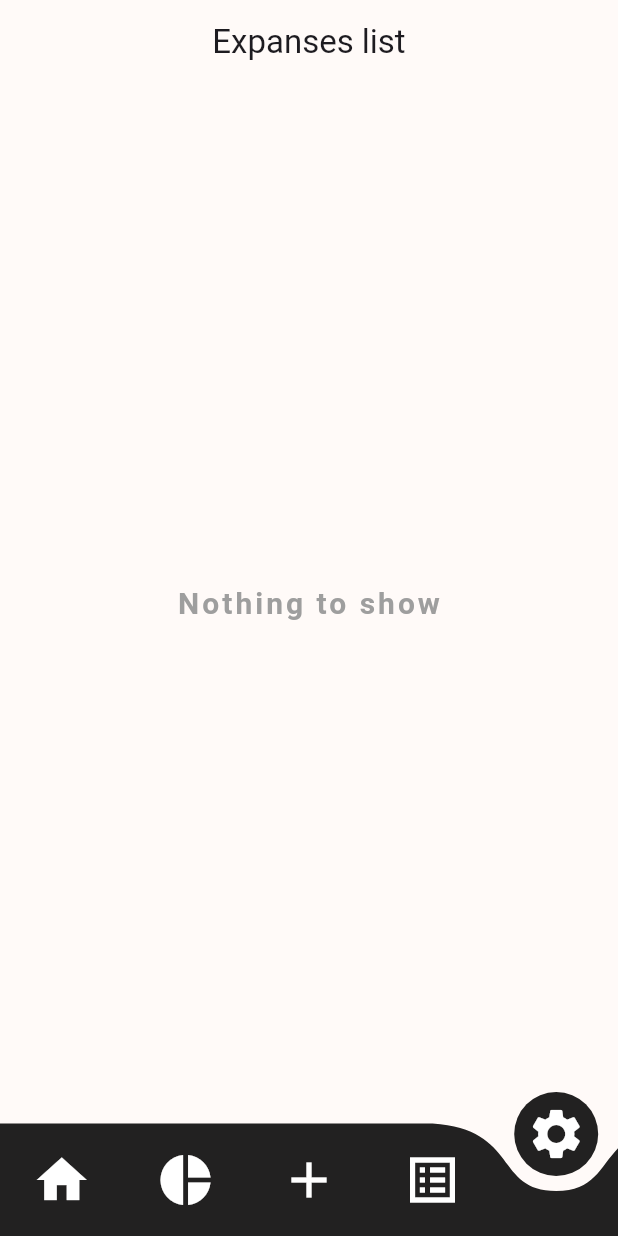
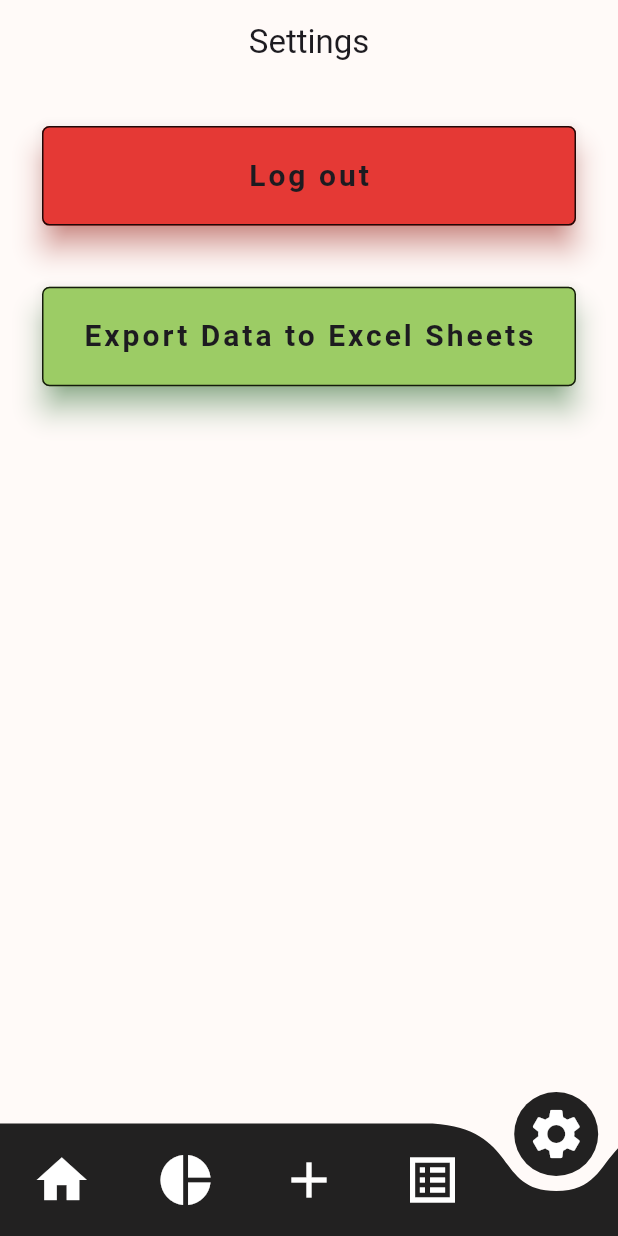
Before and after one commit to ZainR10/expanse_tracker_flutter, a Flutter app: the ExpanseListView screen opened by its route, item 5 of the bottom bar chosen, on a phone screen of 412 x 824 dp. Run offline on Flutter 3.47's test engine with Material 3 defaults, Android fonts, the phone set to English and light mode, and no system bars; drawn by our look-alikes of curved_navigation_bar; our stand-ins replace cloud_firestore, firebase_auth, firebase_core, fl_chart, flutter_slidable; accounts and stored records are empty.

Commit message:
added firebase firestore configurations to store and fetch data

```diff
--- a/lib/View_Models/expanse_&_balance_class.dart
+++ /dev/null
@@ -1,26 +0,0 @@
-import 'package:flutter/material.dart';
-
-class Balance {
-  final double balanceAmount;
-
-  Balance({required this.balanceAmount});
-}
-
-class Expanses {
-  final String title;
-  final String description;
-  final double amount;
-  final DateTime startDate;
-
-  Expanses({
-    required this.title,
-    required this.description,
-    required this.amount,
-    required this.startDate,
-  });
-
-  @override
-  String toString() {
-    return 'Expanses(title: $title, description: $description, amount: $amount, startDate: $startDate, )';
-  }
-}
--- /dev/null
+++ b/lib/models/expanse_&_balance_class.dart
@@ -0,0 +1,63 @@
+import 'package:cloud_firestore/cloud_firestore.dart';
+
+class Balance {
+  final double balanceAmount;
+
+  Balance({required this.balanceAmount});
+
+  Map<String, dynamic> toFirestore() {
+    return {
+      'balanceAmount': balanceAmount,
+    };
+  }
+
+  static Balance fromFirestore(Map<String, dynamic> data) {
+    final balanceAmount = data['balanceAmount'];
+    return Balance(
+      balanceAmount:
+          balanceAmount is int ? balanceAmount.toDouble() : balanceAmount,
+    );
+  }
+}
+
+class Expanses {
+  final String id; // Firestore document ID
+  final String title;
+  final String description;
+  final double amount;
+  final DateTime startDate;
+
+  Expanses({
+    this.id = '', // default to empty string, can be set later
+    required this.title,
+    required this.description,
+    required this.amount,
+    required this.startDate,
+  });
+
+  Map<String, dynamic> toFirestore() {
+    return {
+      'title': title,
+      'description': description,
+      'amount': amount,
+      'startDate': startDate.toIso8601String(),
+    };
+  }
+
+  static Expanses fromFirestore(DocumentSnapshot doc) {
+    final data = doc.data() as Map<String, dynamic>;
+    final amount = data['amount'];
+    return Expanses(
+      id: doc.id,
+      title: data['title'],
+      description: data['description'],
+      amount: amount is int ? amount.toDouble() : amount,
+      startDate: DateTime.parse(data['startDate']),
+    );
+  }
+
+  @override
+  String toString() {
+    return 'Expanses(title: $title, description: $description, amount: $amount, startDate: $startDate)';
+  }
+}
--- a/lib/res/components/balance_dialogbox.dart
+++ b/lib/res/components/balance_dialogbox.dart
@@ -1,4 +1,4 @@
-import 'package:expanse_tracker_flutter/View_Models/expanse_&_balance_class.dart';
+import 'package:expanse_tracker_flutter/models/expanse_&_balance_class.dart';
 import 'package:expanse_tracker_flutter/utils/routes/routes_name.dart';
 import 'package:flutter/material.dart';
 
--- a/lib/res/components/dialogbox.dart
+++ b/lib/res/components/dialogbox.dart
@@ -1,5 +1,5 @@
 import 'package:flutter/material.dart';
-import 'package:expanse_tracker_flutter/View_Models/expanse_&_balance_class.dart';
+import 'package:expanse_tracker_flutter/models/expanse_&_balance_class.dart';
 import 'package:expanse_tracker_flutter/res/components/custom_button.dart';
 import 'package:expanse_tracker_flutter/utils/routes/routes_name.dart';
 import 'package:intl/intl.dart';
--- a/lib/res/components/list_tile_builder.dart
+++ b/lib/res/components/list_tile_builder.dart
@@ -1,5 +1,5 @@
 import 'package:flutter/material.dart';
-import 'package:expanse_tracker_flutter/View_Models/expanse_&_balance_class.dart';
+import 'package:expanse_tracker_flutter/models/expanse_&_balance_class.dart';
 import 'package:provider/provider.dart';
 import 'package:flutter_slidable/flutter_slidable.dart';
 import 'package:expanse_tracker_flutter/View_Models/expanse_provider.dart';
@@ -28,8 +28,7 @@ class _ListTileBuilderState extends State<ListTileBuilder> {
 
   @override
   Widget build(BuildContext context) {
-    return Expanded(
-      child: widget.expenses.isEmpty
+    return widget.expenses.isEmpty
         ? const Center(
             child: Text(
               'Nothing to show',
@@ -58,8 +57,7 @@ class _ListTileBuilderState extends State<ListTileBuilder> {
                     SlidableAction(
                       borderRadius: const BorderRadius.horizontal(
                           left: Radius.circular(10)),
-                        onPressed: (context) =>
-                            _deleteExpense(context, expense),
+                      onPressed: (context) => _deleteExpense(context, expense),
                       backgroundColor: const Color(0xFFFE4A49),
                       foregroundColor: Colors.white,
                       icon: Icons.delete,
@@ -110,7 +108,6 @@ class _ListTileBuilderState extends State<ListTileBuilder> {
                 ),
               );
             },
-            ),
           );
   }
 }
--- a/lib/utils/routes/routes.dart
+++ b/lib/utils/routes/routes.dart
@@ -7,6 +7,7 @@ import 'package:expanse_tracker_flutter/view/authentication_view/phone_field_vie
 import 'package:expanse_tracker_flutter/view/authentication_view/signup_view.dart';
 import 'package:expanse_tracker_flutter/view/authentication_view/splash_view.dart';
 import 'package:expanse_tracker_flutter/view/authentication_view/varification_code_view.dart';
+import 'package:expanse_tracker_flutter/view/settings.dart';
 import 'package:flutter/material.dart';
 
 class Routes {
@@ -38,6 +39,10 @@ class Routes {
       case RoutesName.expanseListView:
         return MaterialPageRoute(
             builder: (BuildContext context) => const ExpanseListView());
+
+      case RoutesName.settingsView:
+        return MaterialPageRoute(
+            builder: (BuildContext context) => const SettingsView());
       case RoutesName.verificationCodeView:
         final args = settings.arguments;
         if (args is VerificationCodeViewArguments) {
--- a/lib/utils/routes/routes_name.dart
+++ b/lib/utils/routes/routes_name.dart
@@ -7,4 +7,5 @@ class RoutesName {
   static const String verificationCodeView = 'phone_field_view';
   static const String expanseListView = 'expanse_list_view';
   static const String analyticsView = 'analytics';
+  static const String settingsView = 'settings';
 }
--- a/lib/view/analytics.dart
+++ b/lib/view/analytics.dart
@@ -1,4 +1,4 @@
-import 'package:expanse_tracker_flutter/View_Models/expanse_&_balance_class.dart';
+import 'package:expanse_tracker_flutter/models/expanse_&_balance_class.dart';
 import 'package:expanse_tracker_flutter/res/components/custom_nav_bar.dart';
 import 'package:expanse_tracker_flutter/utils/routes/routes_name.dart';
 import 'package:fl_chart/fl_chart.dart';
@@ -44,7 +44,7 @@ class _ExpensePieChartState extends State<ExpensePieChart> {
             Navigator.pushNamed(context, RoutesName.expanseListView);
             break;
           case 4:
-            // Navigate to Settings Screen
+            Navigator.pushNamed(context, RoutesName.settingsView);
             break;
         }
       });
--- a/lib/view/expanse_list_view.dart
+++ b/lib/view/expanse_list_view.dart
@@ -39,11 +39,10 @@ class _ExpanseListViewState extends State<ExpanseListView> {
           break;
         case 4:
           // Navigate to Settings Screen
+          Navigator.pushNamed(context, RoutesName.settingsView);
 
           break;
       }
-      // Add your navigation logic here
-      // For example, you can use a switch statement to navigate to different screens
     });
   }
 
--- /dev/null
+++ b/lib/view/settings.dart
@@ -0,0 +1,129 @@
+import 'package:expanse_tracker_flutter/res/components/custom_nav_bar.dart';
+import 'package:expanse_tracker_flutter/utils/general_utils.dart';
+import 'package:expanse_tracker_flutter/utils/routes/routes_name.dart';
+import 'package:firebase_auth/firebase_auth.dart';
+import 'package:firebase_core/firebase_core.dart';
+import 'package:flutter/material.dart';
+
+class SettingsView extends StatefulWidget {
+  const SettingsView({super.key});
+
+  @override
+  State<SettingsView> createState() => _SettingsViewState();
+}
+
+class _SettingsViewState extends State<SettingsView> {
+  int _selectedIndex = 4;
+
+  void _onItemTapped(int index) {
+    switch (index) {
+      case 0:
+        Navigator.pushNamed(context, RoutesName.homeView);
+        break;
+      case 1:
+        Navigator.pushNamed(context, RoutesName.analyticsView);
+        break;
+      case 2:
+        break;
+      case 3:
+        Navigator.pushNamed(context, RoutesName.expanseListView);
+        break;
+      case 4:
+        Navigator.pushNamed(context, RoutesName.settingsView);
+
+        break;
+    }
+  }
+
+  @override
+  Widget build(BuildContext context) {
+    final auth = FirebaseAuth.instance;
+    final height = MediaQuery.of(context).size.height * 1;
+    final width = MediaQuery.of(context).size.width * 1;
+    return Scaffold(
+      appBar: AppBar(
+        centerTitle: true,
+        backgroundColor: Colors.transparent,
+        automaticallyImplyLeading: false,
+        title: const Text('Settings'),
+      ),
+      bottomNavigationBar: CustomBottomNavBar(
+        selectedIndex: _selectedIndex,
+        onItemTapped: (int index) {
+          setState(() {
+            _selectedIndex = index;
+          });
+          _onItemTapped(index);
+        },
+      ),
+      body: Padding(
+        padding: EdgeInsets.all(20),
+        child: Column(
+          children: [
+            Container(
+              width: width * 1,
+              height: height * .10,
+              child: InkWell(
+                onTap: () {
+                  auth.signOut().then((value) {
+                    Navigator.pushNamed(context, RoutesName.loginView);
+                  }).onError((error, stackTrace) {
+                    GeneralUtils.snackBar(error.toString(), context);
+                  });
+                },
+                child: Card(
+                  shadowColor: Colors.red,
+                  color: Colors.red[600],
+                  // color: const Color.fromARGB(255, 255, 250, 248),
+                  shape: OutlineInputBorder(
+                    borderSide: const BorderSide(color: Colors.black87),
+                    borderRadius: BorderRadius.circular(5),
+                  ),
+                  elevation: 8,
+                  margin: const EdgeInsets.all(8),
+                  child: const Center(
+                      child: Text(
+                    'Log out',
+                    style: TextStyle(
+                        fontSize: 20,
+                        fontWeight: FontWeight.w600,
+                        letterSpacing: 2),
+                  )),
+                ),
+              ),
+            ),
+            SizedBox(
+              height: height * .03,
+            ),
+            Container(
+              width: width * 1,
+              height: height * .10,
+              child: InkWell(
+                onTap: () {},
+                child: Card(
+                  shadowColor: Colors.green,
+                  color: Colors.lightGreen[400],
+                  // color: const Color.fromARGB(255, 255, 250, 248),
+                  shape: OutlineInputBorder(
+                    borderSide: const BorderSide(color: Colors.black87),
+                    borderRadius: BorderRadius.circular(5),
+                  ),
+                  elevation: 8,
+                  margin: const EdgeInsets.all(8),
+                  child: const Center(
+                      child: Text(
+                    'Export Data to Excel Sheets',
+                    style: TextStyle(
+                        fontSize: 20,
+                        fontWeight: FontWeight.w600,
+                        letterSpacing: 2),
+                  )),
+                ),
+              ),
+            )
+          ],
+        ),
+      ),
+    );
+  }
+}
--- a/pubspec.yaml
+++ b/pubspec.yaml
@@ -45,6 +45,8 @@ dependencies:
   flutter_slidable: ^3.1.0
   intl: ^0.19.0
   fl_chart: ^0.68.0
+  excel: ^4.0.3
+  path_provider: ^2.1.3
 
 
 dev_dependencies:
```
Also changed, not shown: lib/View_Models/expanse_provider.dart (+59 -4 lines), lib/View_Models/export_data_excel.dart (added, +73 -0 lines), lib/view/home_view.dart (+115 -35 lines), pubspec.lock, 1 other file. Lines whose indentation alone changed are shown as unchanged.
